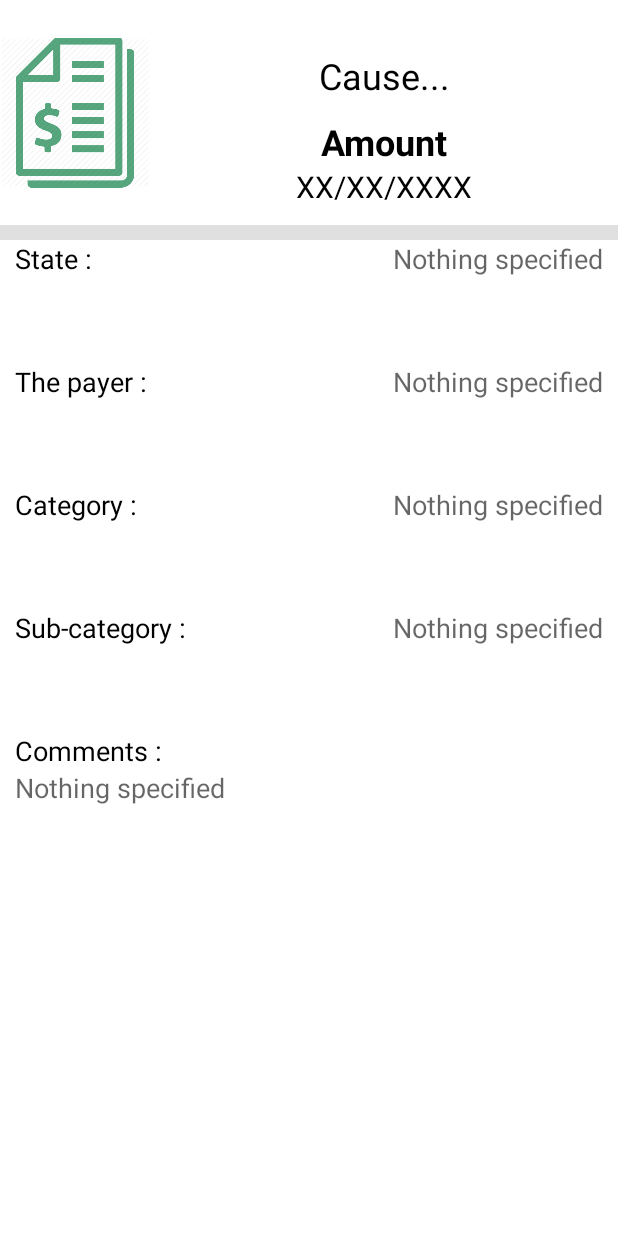
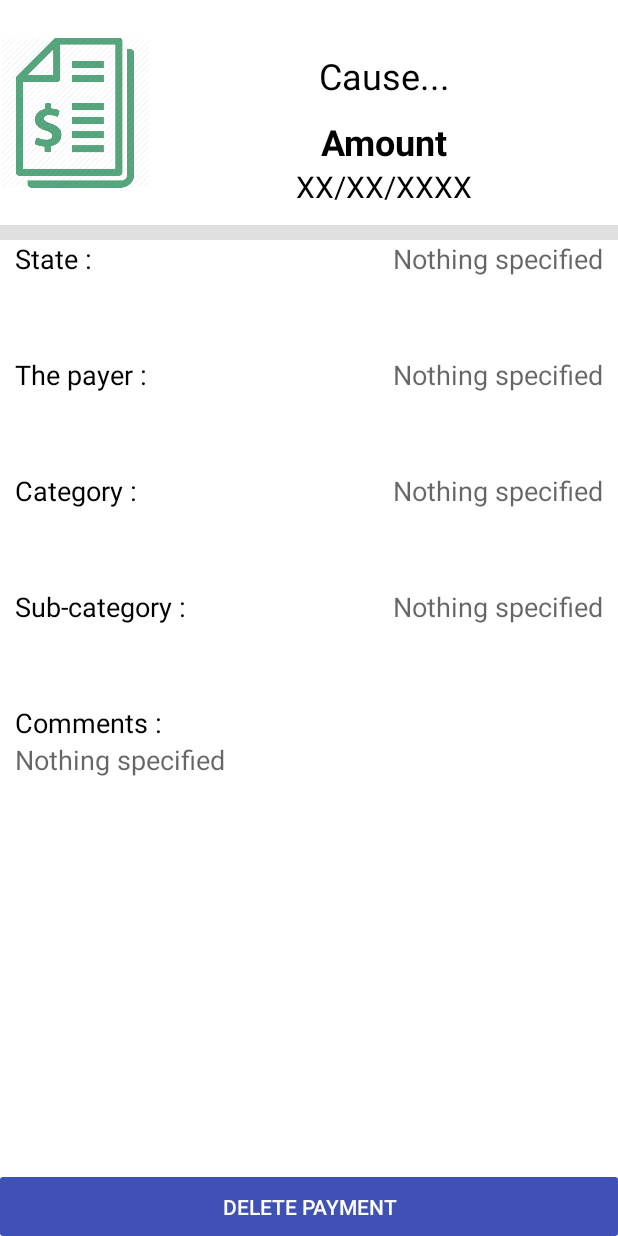
Before and after one commit to tristangh/FIR, an Android app: the layout singleexpense_view.xml on its own in the app's theme, with its tools: preview values and no code run, on a phone screen of 412 x 824 dp. Run offline under Robolectric (Android 15) with nearby library versions, the phone set to English and light mode, and no system bars.

Commit message:
SingleExpense layout update

```diff
--- a/app/src/main/java/com/example/MyTreasury/SingleExpense.java
+++ b/app/src/main/java/com/example/MyTreasury/SingleExpense.java
@@ -43,7 +43,7 @@ public class SingleExpense extends AppCompatActivity {
     @Override
     protected void onCreate(Bundle savedInstanceState) {
         super.onCreate(savedInstanceState);
-        setContentView(R.layout.singleexepense_view);
+        setContentView(R.layout.singleexpense_view);
 
         mAuth = FirebaseAuth.getInstance();
         FirebaseUser mUser = mAuth.getCurrentUser();
--- a/app/src/main/res/layout/espenses_singleexpenseview.xml
+++ b/app/src/main/res/layout/singleexpense_view.xml
@@ -232,5 +232,12 @@
             </TableRow>
 
         </TableLayout>
+
+        <Button
+            android:id="@+id/button_delete"
+            android:layout_width="match_parent"
+            android:layout_height="wrap_content"
+            android:text="Delete payment"
+            android:textAlignment="center" />
     </LinearLayout>
 </androidx.constraintlayout.widget.ConstraintLayout>
```
